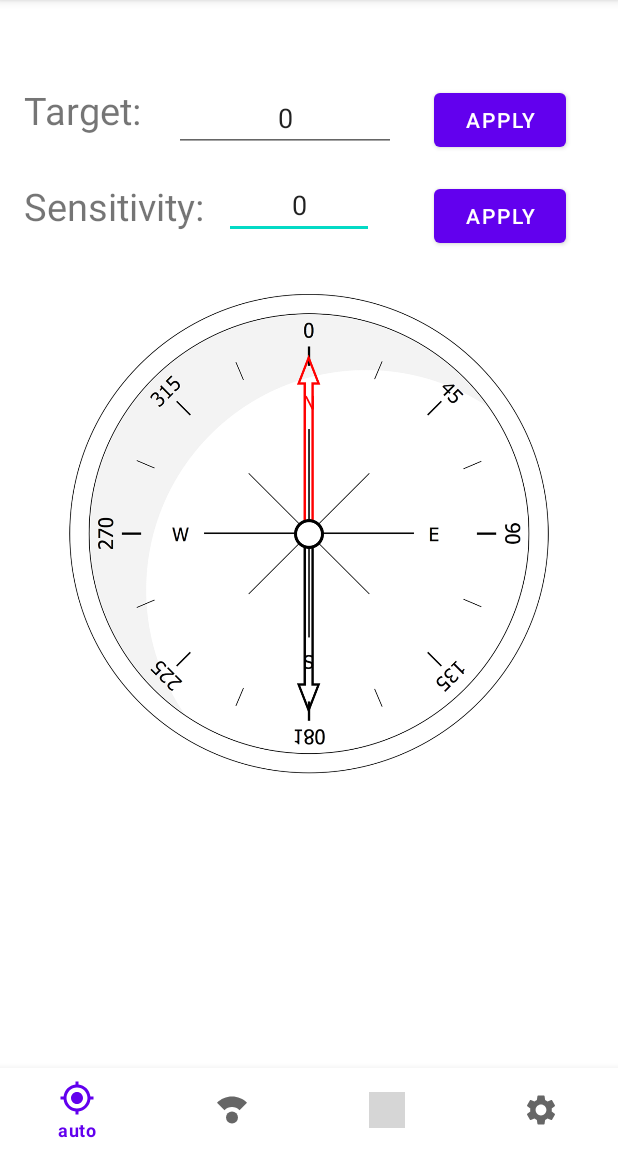
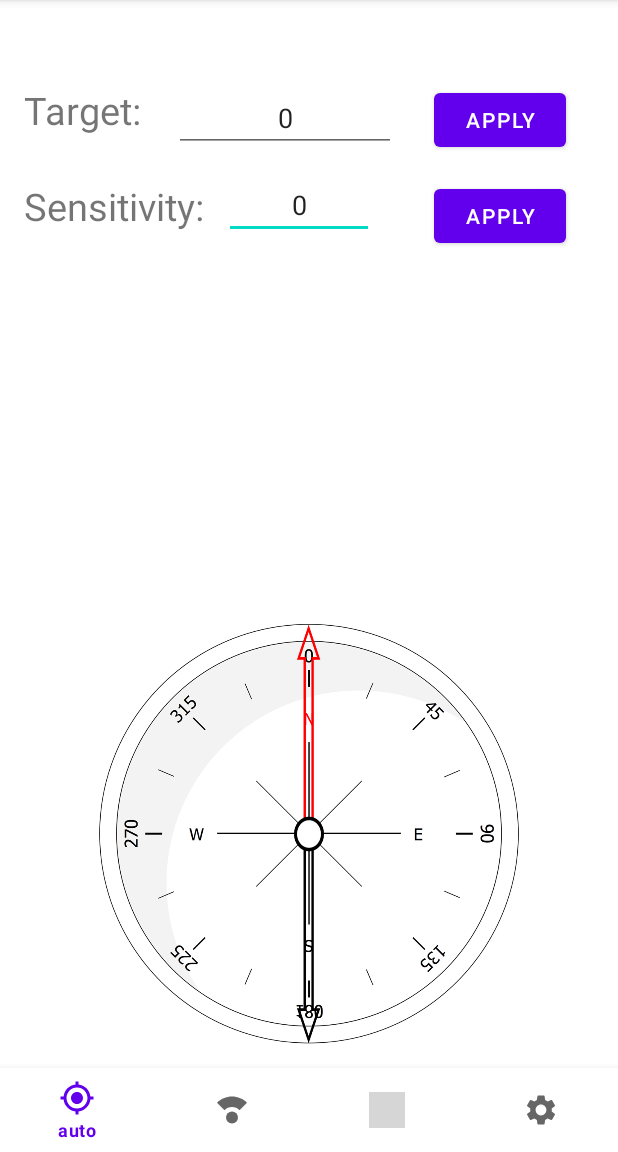
Before and after one commit to dinccey/autopilot, an Android app: the screen it shows after launch (MainActivity), on a phone screen of 412 x 824 dp, the part 84-1236 px from its top. Run offline under Robolectric (Android 15) with nearby library versions, the phone set to English and light mode, and no system bars; 1 statement that could not run was skipped; grey boxes are pictures that could not be loaded.

Commit message:
Small refactoring, aligned compass image to the bottom of the screen to support short screens

```diff
--- a/Android/app/src/main/java/com/vaslim/autopilot/MainActivity.java
+++ b/Android/app/src/main/java/com/vaslim/autopilot/MainActivity.java
@@ -7,8 +7,6 @@ import androidx.core.content.ContextCompat;
 
 import android.Manifest;
 import android.content.pm.PackageManager;
-import android.location.Location;
-import android.location.LocationListener;
 import android.os.Bundle;
 import android.os.PowerManager;
 import android.view.MenuItem;
@@ -16,7 +14,7 @@ import android.widget.Toast;
 
 import com.google.android.material.bottomnavigation.BottomNavigationView;
 import com.google.android.material.navigation.NavigationBarView;
-import com.vaslim.autopilot.fragments.AutopilotFragment;
+import com.vaslim.autopilot.fragments.GPSFragment;
 import com.vaslim.autopilot.fragments.CompassFragment;
 import com.vaslim.autopilot.fragments.ManualFragment;
 import com.vaslim.autopilot.fragments.SettingsFragment;
@@ -32,7 +30,7 @@ public class MainActivity extends AppCompatActivity {
     private boolean mLocationPermissionGranted = false;
 
     public static Ardutooth ardutooth;
-    AutopilotFragment autopilotFragment = new AutopilotFragment();
+    GPSFragment gpsFragment = new GPSFragment();
     ManualFragment manualFragment = new ManualFragment();
     SettingsFragment settingsFragment = new SettingsFragment();
     CompassFragment compassFragment = new CompassFragment();
@@ -72,7 +70,7 @@ public class MainActivity extends AppCompatActivity {
                     case R.id.menu_autopilot: {
                         if(ActivityCompat.checkSelfPermission(MainActivity.this, Manifest.permission.ACCESS_FINE_LOCATION) == PackageManager.PERMISSION_GRANTED){
                             SharedData.mode = SharedData.Mode.GPS;
-                            getSupportFragmentManager().beginTransaction().replace(R.id.fragment_container,autopilotFragment).commit();
+                            getSupportFragmentManager().beginTransaction().replace(R.id.fragment_container,gpsFragment).commit();
                         }else{
                             Toast.makeText(MainActivity.this, "No location permission", Toast.LENGTH_SHORT).show();
                         }
--- a/Android/app/src/main/java/com/vaslim/autopilot/fragments/AutopilotFragment.java
+++ b/Android/app/src/main/java/com/vaslim/autopilot/fragments/GPSFragment.java
@@ -18,7 +18,6 @@ import android.widget.TextView;
 import android.widget.Toast;
 
 import com.google.android.gms.location.FusedLocationProviderClient;
-import com.google.android.gms.location.LocationAvailability;
 import com.google.android.gms.location.LocationCallback;
 import com.google.android.gms.location.LocationRequest;
 import com.google.android.gms.location.LocationResult;
@@ -29,22 +28,18 @@ import com.vaslim.autopilot.R;
 import com.vaslim.autopilot.SharedData;
 
 
-public class AutopilotFragment extends Fragment{
+public class GPSFragment extends Fragment{
 
     public static final int DEFAULT_UPDATE_INTERVAL = 100;
     public static final int FAST_UPDATE_INTERVAL = 50;
     FusedLocationProviderClient fusedLocationProviderClient;
     LocationRequest locationRequest;
     LocationCallback locationCallback;
-
-    //public static volatile double targetBearing = -1;
-    //public static double currentBearing = -1;
-    //public static int sensitivity = 3;
     TextView tvGPSBearing, tvGPSAccuracy;
     EditText editTextTargetBearing;
     Button buttonApply;
 
-    public AutopilotFragment() {
+    public GPSFragment() {
         // Required empty public constructor
     }
 
@@ -96,7 +91,7 @@ public class AutopilotFragment extends Fragment{
 
 
         // Inflate the layout for this fragment
-        View view = inflater.inflate(R.layout.fragment_autopilot, container, false);
+        View view = inflater.inflate(R.layout.fragment_gps, container, false);
         //register button listeners
         buttonApply = view.findViewById(R.id.button_apply);
         buttonApply.setOnClickListener(view1 -> updateTargetBearing());
@@ -108,7 +103,7 @@ public class AutopilotFragment extends Fragment{
     }
 
     private void updateSensitivity() {
-        EditText editTextSensitivity = AutopilotFragment.this.getActivity().findViewById(R.id.edit_sensitivity);
+        EditText editTextSensitivity = GPSFragment.this.getActivity().findViewById(R.id.edit_sensitivity);
         int value = Integer.parseInt(editTextSensitivity.getText().toString());
         if(value>=1 && value<=10){
             SharedData.sensitivity = value;
@@ -119,7 +114,7 @@ public class AutopilotFragment extends Fragment{
     }
 
     private void updateTargetBearing() {
-        editTextTargetBearing = AutopilotFragment.this.getActivity().findViewById(R.id.edit_target_bearing);
+        editTextTargetBearing = GPSFragment.this.getActivity().findViewById(R.id.edit_target_bearing);
         double targetBearing = Double.parseDouble(editTextTargetBearing.getText().toString());
         if(targetBearing>=0 && targetBearing <=359){
             SharedData.targetBearing = targetBearing;
--- a/Android/app/src/main/res/layout/fragment_compass.xml
+++ b/Android/app/src/main/res/layout/fragment_compass.xml
@@ -72,8 +72,9 @@
 
     <ImageView
         android:id="@+id/main_image_dial"
-        android:layout_width="320dp"
-        android:layout_height="320dp"
+        android:layout_width="280dp"
+        android:layout_height="280dp"
+        android:layout_alignParentBottom="true"
         android:layout_centerInParent="true"
         android:contentDescription="@string/compass_dial"
         android:src="@drawable/dial" />
@@ -81,7 +82,9 @@
     <ImageView
         android:id="@+id/main_image_hands"
         android:layout_width="20dp"
-        android:layout_height="240dp"
+        android:layout_height="180dp"
+        android:layout_alignTop="@id/main_image_dial"
+        android:layout_alignBottom="@id/main_image_dial"
         android:layout_centerInParent="true"
         android:contentDescription="@string/compass_hands"
         android:scaleType="fitXY"
--- a/Android/app/src/main/res/layout/fragment_autopilot.xml
+++ b/Android/app/src/main/res/layout/fragment_gps.xml
@@ -8,7 +8,7 @@
     android:paddingTop="@dimen/activity_vertical_margin"
     android:paddingBottom="@dimen/activity_vertical_margin"
     android:keepScreenOn="true"
-    tools:context=".fragments.AutopilotFragment">
+    tools:context=".fragments.GPSFragment">
 
     <View
         android:id="@+id/anchor"
```
